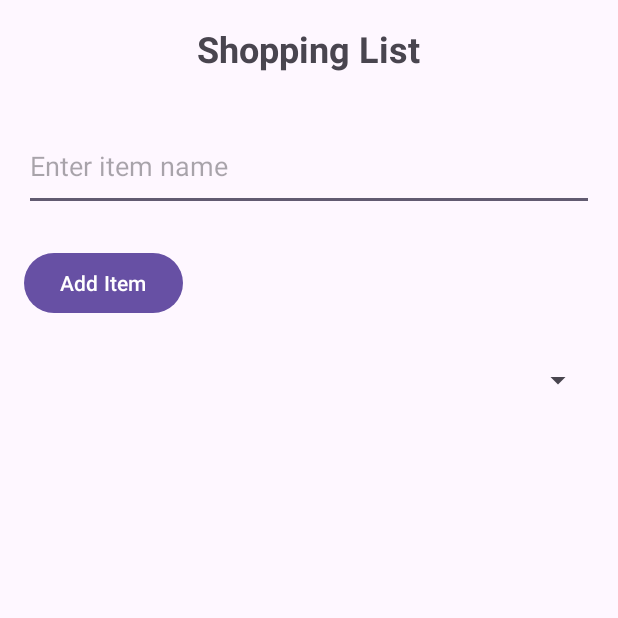
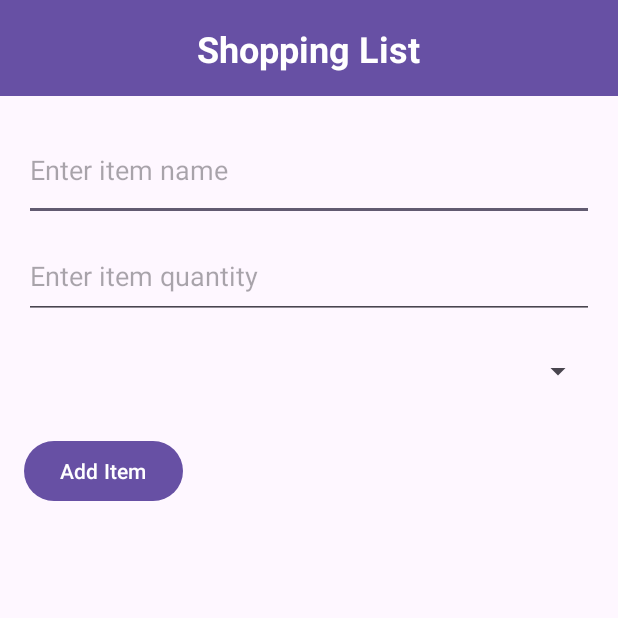
Before and after one commit to Supprethaa/Shopping_List_App, an Android app: the screen it shows after launch (MainActivity), on a phone screen of 412 x 824 dp, the top half of it. Run offline under Robolectric (Android 15) with nearby library versions, the phone set to English and light mode, and no system bars.

Commit message:
Included Additional Views

```diff
--- a/app/src/main/java/com/example/assignment1/ItemAdapter.kt
+++ b/app/src/main/java/com/example/assignment1/ItemAdapter.kt
@@ -3,25 +3,35 @@ package com.example.assignment1
 import android.view.LayoutInflater
 import android.view.View
 import android.view.ViewGroup
+import android.widget.CheckBox
 import android.widget.TextView
 import androidx.recyclerview.widget.RecyclerView
 
-class ItemAdapter(private val items: List<String>) : RecyclerView.Adapter<ItemAdapter.ItemViewHolder>() {
+class ItemAdapter(
+    private val items: List<ShoppingItem>,
+    private val onItemChecked: (position: Int, isChecked: Boolean) -> Unit
+) : RecyclerView.Adapter<ItemAdapter.ViewHolder>() {
 
-    override fun onCreateViewHolder(parent: ViewGroup, viewType: Int): ItemViewHolder {
-        val view = LayoutInflater.from(parent.context).inflate(android.R.layout.simple_list_item_1, parent, false)
-        return ItemViewHolder(view)
+    class ViewHolder(view: View) : RecyclerView.ViewHolder(view) {
+        val checkBox: CheckBox = view.findViewById(R.id.itemCheckBox)
+        val nameTextView: TextView = view.findViewById(R.id.itemName)
     }
 
-    override fun onBindViewHolder(holder: ItemViewHolder, position: Int) {
-        holder.textView.text = items[position]
+    override fun onCreateViewHolder(parent: ViewGroup, viewType: Int): ViewHolder {
+        val view = LayoutInflater.from(parent.context)
+            .inflate(R.layout.item_layout, parent, false)
+        return ViewHolder(view)
     }
 
-    override fun getItemCount(): Int {
-        return items.size
+    override fun onBindViewHolder(holder: ViewHolder, position: Int) {
+        val item = items[position]
+        holder.nameTextView.text = "${item.name} (Quantity: ${item.quantity})"
+        holder.checkBox.isChecked = item.isPurchased
+
+        holder.checkBox.setOnCheckedChangeListener { _, isChecked ->
+            onItemChecked(position, isChecked)
+        }
     }
 
-    class ItemViewHolder(itemView: View) : RecyclerView.ViewHolder(itemView) {
-        val textView: TextView = itemView.findViewById(android.R.id.text1)
-    }
+    override fun getItemCount() = items.size
 }
--- a/app/src/main/java/com/example/assignment1/MainActivity.kt
+++ b/app/src/main/java/com/example/assignment1/MainActivity.kt
@@ -2,21 +2,21 @@ package com.example.assignment1
 
 import android.annotation.SuppressLint
 import android.os.Bundle
-import androidx.appcompat.app.AppCompatActivity
 import android.view.View
 import android.widget.*
+import androidx.appcompat.app.AppCompatActivity
 import androidx.recyclerview.widget.LinearLayoutManager
 import androidx.recyclerview.widget.RecyclerView
 
 class MainActivity : AppCompatActivity() {
-
     private lateinit var editTextItem: EditText
+    private lateinit var editTextQuantity: EditText
     private lateinit var buttonAdd: Button
     private lateinit var spinnerCategory: Spinner
     private lateinit var recyclerViewItems: RecyclerView
-    private val itemList = mutableListOf<String>()
+    private val itemList = mutableListOf<ShoppingItem>() // Change to use ShoppingItem
     private lateinit var itemAdapter: ItemAdapter
-    private var selectedCategory: String = "Grocery"
+    private var selectedCategory: String = ""
 
     @SuppressLint("MissingInflatedId")
     override fun onCreate(savedInstanceState: Bundle?) {
@@ -24,6 +24,7 @@ class MainActivity : AppCompatActivity() {
         setContentView(R.layout.activity_main)
 
         editTextItem = findViewById(R.id.editTextItem)
+        editTextQuantity = findViewById(R.id.editTextQuantity)
         buttonAdd = findViewById(R.id.buttonAdd)
         spinnerCategory = findViewById(R.id.spinnerCategory)
         recyclerViewItems = findViewById(R.id.recyclerViewItems)
@@ -37,7 +38,7 @@ class MainActivity : AppCompatActivity() {
     }
 
     private fun setupSpinner() {
-        val categories = arrayOf("", "Grocery", "Electronics", "Clothing", "Other") // Added an empty string
+        val categories = arrayOf("", "Grocery", "Electronics", "Clothing", "Other")
         val adapter = ArrayAdapter(this, android.R.layout.simple_spinner_item, categories)
         adapter.setDropDownViewResource(android.R.layout.simple_spinner_dropdown_item)
         spinnerCategory.adapter = adapter
@@ -46,33 +47,44 @@ class MainActivity : AppCompatActivity() {
             override fun onItemSelected(parent: AdapterView<*>, view: View, position: Int, id: Long) {
                 selectedCategory = categories[position]
                 if (selectedCategory.isEmpty()) {
-                    // No category selected, action can be handled here
                     Toast.makeText(this@MainActivity, "No category selected", Toast.LENGTH_SHORT).show()
                 }
             }
 
             override fun onNothingSelected(parent: AdapterView<*>) {
-                // Action when nothing is selected
                 selectedCategory = "No category selected"
             }
         }
     }
 
-
     private fun setupRecyclerView() {
-        itemAdapter = ItemAdapter(itemList)
+        itemAdapter = ItemAdapter(itemList) { position, isChecked ->
+            // Handle checkbox state change
+            itemList[position].isPurchased = isChecked
+        }
         recyclerViewItems.layoutManager = LinearLayoutManager(this)
         recyclerViewItems.adapter = itemAdapter
     }
 
     private fun addItem() {
         val item = editTextItem.text.toString()
-        if (item.isNotEmpty()) {
-            itemList.add("$item - $selectedCategory")
-            itemAdapter.notifyDataSetChanged()
+        val quantity = editTextQuantity.text.toString().toIntOrNull()
+
+        if (item.isNotEmpty() && quantity != null) {
+            val newItem = ShoppingItem("$item - $selectedCategory", quantity, false)
+            itemList.add(newItem)
+            itemAdapter.notifyItemInserted(itemList.size - 1)
             editTextItem.text.clear()
+            editTextQuantity.text.clear()
         } else {
-            Toast.makeText(this, "Please enter an item name", Toast.LENGTH_SHORT).show()
+            Toast.makeText(this, "Please enter valid item name and quantity", Toast.LENGTH_SHORT).show()
         }
     }
 }
+
+// Add this data class at the end of the file or in a separate file
+data class ShoppingItem(
+    val name: String,
+    val quantity: Int,
+    var isPurchased: Boolean = false
+)
--- a/app/src/main/res/layout/activity_main.xml
+++ b/app/src/main/res/layout/activity_main.xml
@@ -1,15 +1,25 @@
 <?xml version="1.0" encoding="utf-8"?>
 <RelativeLayout xmlns:android="http://schemas.android.com/apk/res/android"
     xmlns:tools="http://schemas.android.com/tools"
+    xmlns:app="http://schemas.android.com/apk/res-auto"
     android:layout_width="match_parent"
     android:layout_height="match_parent"
     tools:context=".MainActivity">
+
+    <androidx.appcompat.widget.Toolbar
+        android:id="@+id/toolbar"
+        android:layout_width="match_parent"
+        android:layout_height="?attr/actionBarSize"
+        android:background="?attr/colorPrimary"
+        android:title="@string/shopping_list"
+        app:titleTextColor="@android:color/white" />
 
     <TextView
         android:id="@+id/textViewTitle"
         android:layout_width="wrap_content"
         android:layout_height="wrap_content"
         android:text="Shopping List"
+        android:textColor="@color/white"
         android:textSize="24sp"
         android:textStyle="bold"
         android:layout_margin="16dp"
@@ -18,42 +28,52 @@
 
     <EditText
         android:id="@+id/editTextItem"
-        android:layout_width="393dp"
-        android:layout_height="60dp"
-        android:layout_below="@id/textViewTitle"
+        android:layout_width="387dp"
+        android:layout_height="67dp"
+        android:layout_below="@id/toolbar"
         android:layout_marginStart="16dp"
-        android:layout_marginLeft="16dp"
         android:layout_marginTop="16dp"
         android:layout_marginEnd="16dp"
-        android:layout_marginRight="16dp"
-        android:layout_marginBottom="16dp"
+        android:layout_marginBottom="8dp"
         android:hint="Enter item name" />
+
+    <EditText
+        android:id="@+id/editTextQuantity"
+        android:layout_width="387dp"
+        android:layout_height="57dp"
+        android:layout_below="@id/editTextItem"
+        android:layout_marginStart="16dp"
+        android:layout_marginEnd="16dp"
+        android:layout_marginBottom="8dp"
+        android:hint="Enter item quantity"
+        android:inputType="number" />
+
+    <Spinner
+        android:id="@+id/spinnerCategory"
+        android:layout_width="383dp"
+        android:layout_height="53dp"
+        android:layout_below="@id/editTextQuantity"
+        android:layout_marginStart="16dp"
+        android:layout_marginEnd="16dp"
+        android:layout_marginBottom="8dp" />
 
     <Button
         android:id="@+id/buttonAdd"
         android:layout_width="wrap_content"
         android:layout_height="wrap_content"
-        android:text="Add Item"
-        android:layout_below="@id/editTextItem"
+        android:layout_below="@id/spinnerCategory"
         android:layout_marginStart="16dp"
-        android:layout_marginTop="8dp"/>
-
-    <Spinner
-        android:id="@+id/spinnerCategory"
-        android:layout_width="385dp"
-        android:layout_height="50dp"
-        android:layout_below="@id/buttonAdd"
-        android:layout_marginStart="16dp"
-        android:layout_marginLeft="16dp"
-        android:layout_marginTop="16dp"
-        android:layout_marginEnd="16dp"
-        android:layout_marginRight="16dp"
-        android:layout_marginBottom="16dp" />
+        android:layout_marginTop="8dp"
+        android:text="Add Item" />
 
     <androidx.recyclerview.widget.RecyclerView
         android:id="@+id/recyclerViewItems"
         android:layout_width="match_parent"
-        android:layout_height="wrap_content"
-        android:layout_below="@id/spinnerCategory"
-        android:layout_margin="16dp"/>
+        android:layout_height="match_parent"
+        android:layout_below="@id/buttonAdd"
+        android:layout_marginStart="16dp"
+        android:layout_marginTop="16dp"
+        android:layout_marginEnd="16dp"
+        android:layout_marginBottom="16dp"
+        android:visibility="visible"/>
 </RelativeLayout>
--- a/app/src/main/res/values/strings.xml
+++ b/app/src/main/res/values/strings.xml
@@ -1,3 +1,4 @@
 <resources>
     <string name="app_name">Assignment1</string>
+    <string name="shopping_list">Shopping List</string>
 </resources>
```
Also changed, not shown: app/src/main/res/layout/item_layout.xml (added, +22 -0 lines).
